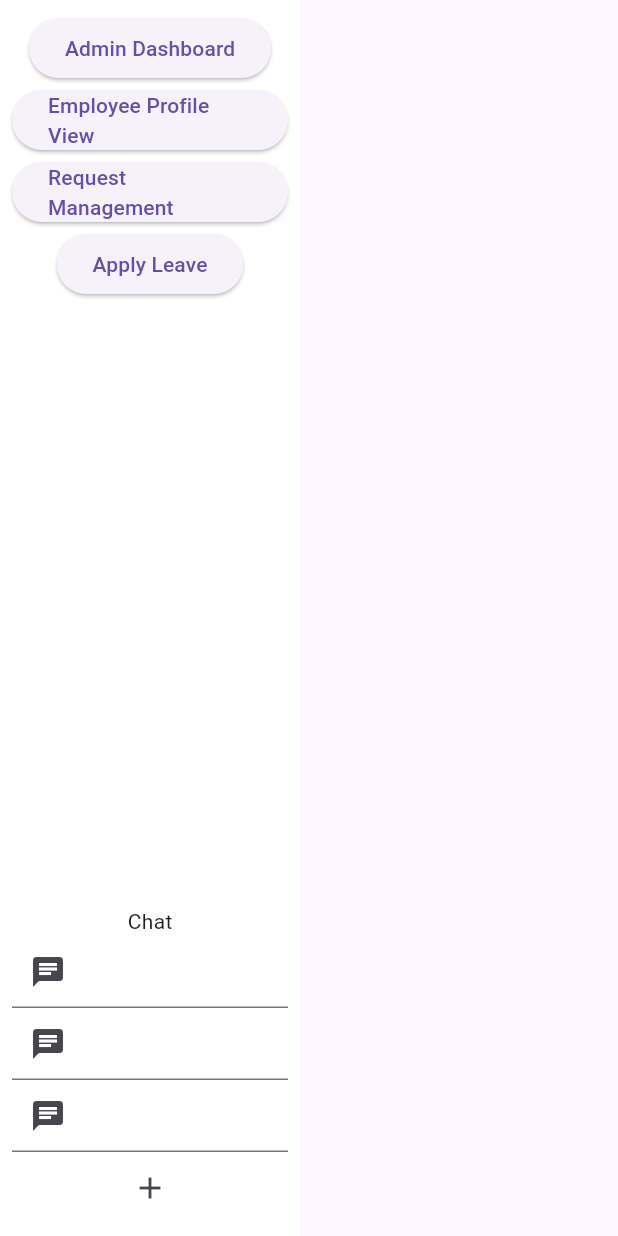
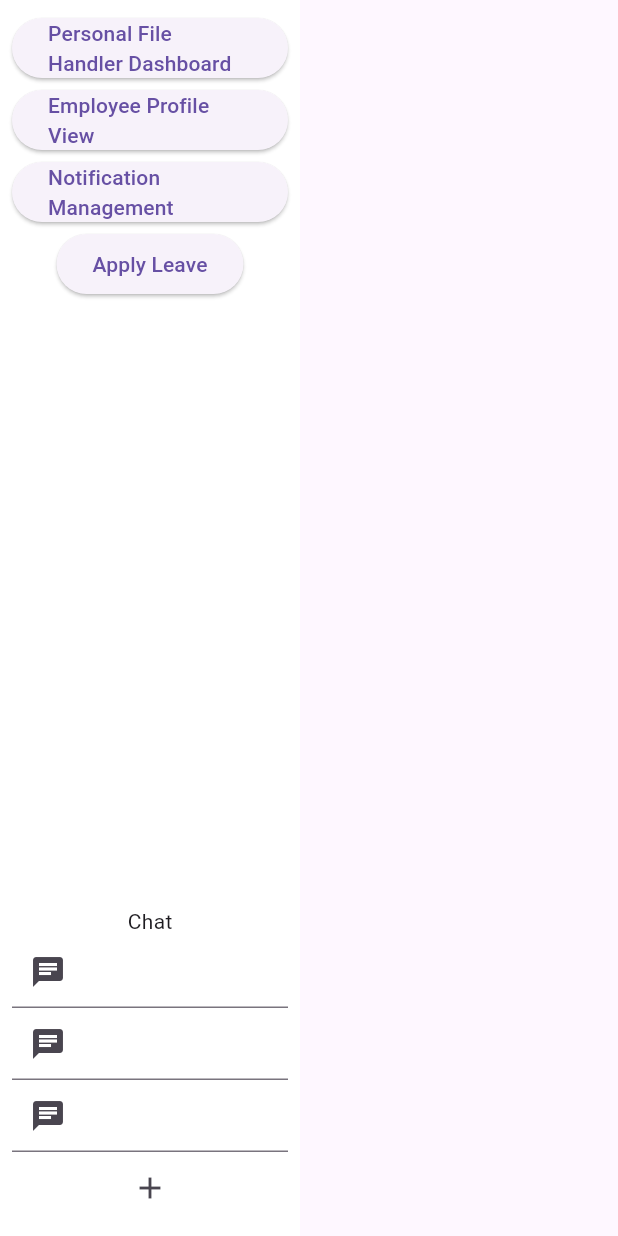
Before and after one commit to menuzhewage/Mahaweli-Authority-Administrative-System, a Flutter app: the NavigationPanel widget shown alone on an empty page, opened directly, on a phone screen of 412 x 824 dp. Run offline on Flutter 3.47's test engine with Material 3 defaults, Android fonts, the phone set to English and light mode, and no system bars; our stand-ins replace carousel_slider, firebase_core; accounts and stored records are empty; network calls fail.

Commit message:
Update text on index screen: "Admin Dashboard" to "Personal File Handler Dashboard" and "Request Management" to "Notification Management".

```diff
--- a/lib/screens/index.dart
+++ b/lib/screens/index.dart
@@ -69,9 +69,9 @@ class NavigationPanel extends StatelessWidget {
       padding: const EdgeInsets.all(8.0),
       child: Column(
         children: [
-          ElevatedButton(onPressed: () {}, child: Text('Admin Dashboard')),
+          ElevatedButton(onPressed: () {}, child: Text('Personal File Handler Dashboard')),
           ElevatedButton(onPressed: () {}, child: Text('Employee Profile View')),
-          ElevatedButton(onPressed: () {}, child: Text('Request Management')),
+          ElevatedButton(onPressed: () {}, child: Text('Notification Management')),
           ElevatedButton(onPressed: () {}, child: Text('Apply Leave')),
           Spacer(),
           Text('Chat'),
```
